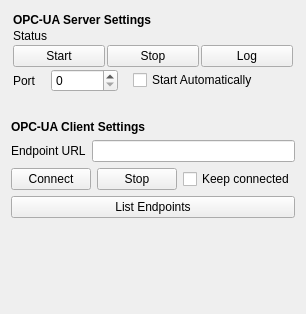
Above: Plugin-OPC-UA/formopcsettings.ui from RoboDK/Plug-In-Interface before the change. Below: the same form after it.
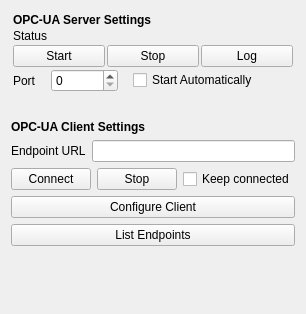
That is the form after the change.

Patch:
```diff
--- a/Plugin-OPC-UA/formopcsettings.ui
+++ b/Plugin-OPC-UA/formopcsettings.ui
@@ -6,7 +6,7 @@
    <rect>
     <x>0</x>
     <y>0</y>
-    <width>266</width>
+    <width>282</width>
     <height>314</height>
    </rect>
   </property>
@@ -189,6 +189,13 @@
      </item>
     </layout>
    </item>
+   <item>
+    <widget class="QPushButton" name="pbClientConfig">
+     <property name="text">
+      <string>Configure Client</string>
+     </property>
+    </widget>
+   </item>
    <item>
     <widget class="QPushButton" name="btnClientListEndpoints">
      <property name="text">
```
